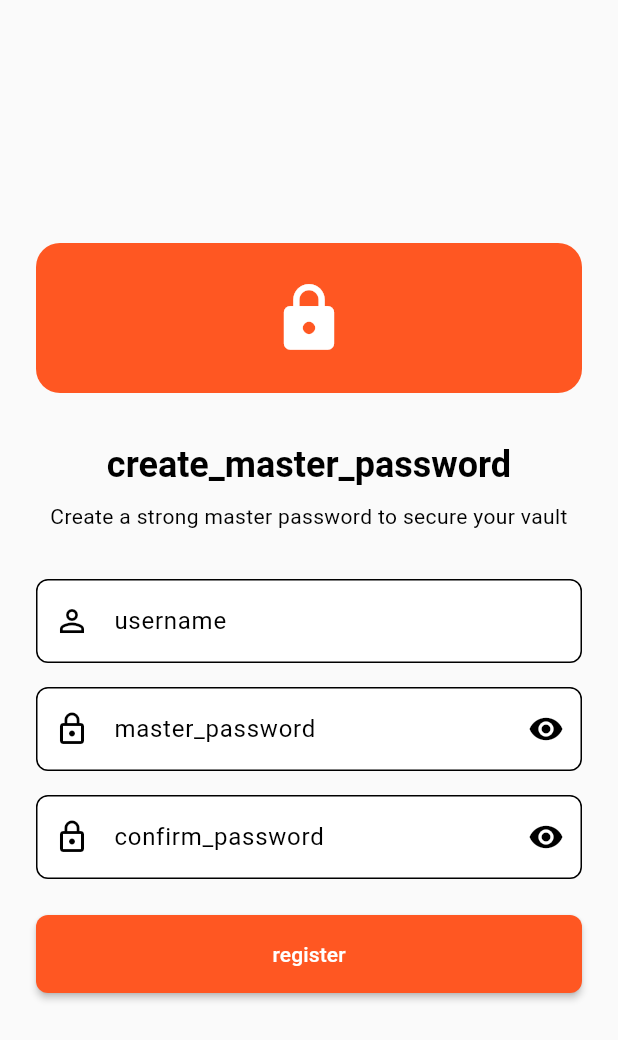
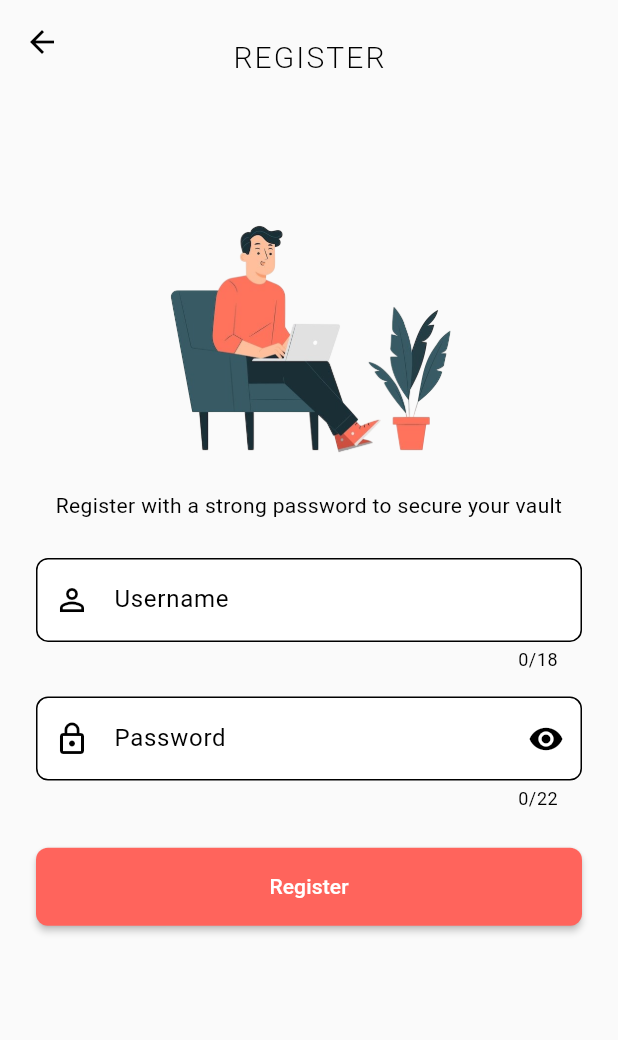
Before and after one commit to henry-azer/vault-it-app, a Flutter app: the RegisterScreen screen opened by its route, on a phone screen of 412 x 824 dp. Shown: the top 1040 px of the screen. Run offline on Flutter 3.47's test engine with Material 3 defaults, Android fonts, the phone set to English and light mode, and no system bars; our stand-ins replace file_picker, flutter_native_splash, get_it, package_info_plus, permission_handler, share_plus and 3 more; accounts and stored records are empty.

Commit message:
implement login and register features

```diff
--- a/lib/core/utils/app_assets_manager.dart
+++ b/lib/core/utils/app_assets_manager.dart
@@ -4,12 +4,15 @@ class AppImageAssets {
   static const String henry = '$imgPath/henry.jpg';
   static const String male = '$imgPath/male.png';
   static const String female = '$imgPath/female.png';
+
   static const String lightLogo = '$imgPath/dark_logo.png';
   static const String darkLogo = '$imgPath/light_logo.png';
   static const String onboarding1 = '$imgPath/onboarding_1.png';
   static const String onboarding2 = '$imgPath/onboarding_2.png';
   static const String onboarding3 = '$imgPath/onboarding_3.png';
   static const String signup = '$imgPath/signup.png';
+  static const String signin = '$imgPath/signin.png';
+
   static const String signupSuccess = '$imgPath/signup_success.png';
   static const String biometric = '$imgPath/biometric.png';
   static const String pin = '$imgPath/pin.png';
--- a/lib/core/utils/app_colors.dart
+++ b/lib/core/utils/app_colors.dart
@@ -2,7 +2,7 @@ import 'package:flutter/material.dart';
 
 class AppColors {
   // Light Theme
-  static const Color lightPrimary = Color(0xFFFF5722);
+  static const Color lightPrimary = Color(0xFFFF645C);
   static const Color lightOnPrimary = Color(0xFFFFFFFF);
   static const Color lightSecondary = Color(0xFFFF9800);
   static const Color lightOnSecondary = Color(0xFFFFFFFF);
@@ -28,6 +28,8 @@ class AppColors {
   static const Color darkOnError = Color(0xFF000000);
 
   // Shared
+  static const Color snackbarError = Color(0xFFB00020);
+  static const Color snackbarSuccess = Color(0xFF3B7315);
   static const MaterialColor primarySwatch = MaterialColor(
     0xFFFF5722,
     <int, Color>{
--- a/lib/core/utils/app_local_storage_strings.dart
+++ b/lib/core/utils/app_local_storage_strings.dart
@@ -2,11 +2,11 @@ class AppLocalStorageKeys {
   static const String databaseName = 'pass_vault_it.db';
   static const String passwordsTable = 'passwords';
   static const String appData = 'app_data';
-  static const String masterPassword = 'master_password';
+  static const String userData = 'user_data';
+  static const String password = 'user_password';
   static const String isOnboardingCompleted = 'is_onboarding_completed';
   static const String themeMode = 'theme_mode';
   static const String isAuthenticated = 'is_authenticated';
-  static const String userPreferences = 'user_preferences';
   static const String selectedLanguage = 'selected_language';
   static const String tempPasswordId = 'temp_password_id';
   static const String lastBackupDate = 'last_backup_date';
--- a/lib/core/utils/app_strings.dart
+++ b/lib/core/utils/app_strings.dart
@@ -16,24 +16,21 @@ class AppStrings {
   static const String success = "success";
   static const String close = "close";
   static const String done = "done";
-  static const String continueText = "continue"; // 'continue' is a reserved keyword
+  // static const String continueText = "continue";
 
   // Auth
   static const String login = "login";
+  static const String loginSubtitle = "login_subtitle";
   static const String register = "register";
+  static const String registerSubtitle = "register_subtitle";
+  static const String accountCreationSuccess = "account_creation_success";
+  static const String accountCreationError = "account_creation_error";
   static const String logout = "logout";
-  static const String logoutConfirmation = "logout_confirmation";
   static const String password = "password";
+  static const String changePassword = "change_password";
+  static const String currentPassword = "current_password";
   static const String confirmPassword = "confirm_password";
-  static const String masterPassword = "master_password";
-  static const String createMasterPassword = "create_master_password";
-  static const String enterMasterPassword = "enter_master_password";
-  static const String currentPassword = "current_password";
   static const String newPassword = "new_password";
-  static const String passwordRequired = "password_required";
-  static const String passwordsDoNotMatch = "passwords_do_not_match";
-  static const String authenticationRequired = "authentication_required";
-  static const String unlockVault = "unlock_vault";
 
   // Vault
   static const String vault = "vault";
@@ -80,7 +77,6 @@ class AppStrings {
   static const String security = "security";
   static const String biometricAuth = "biometric_auth";
   static const String autoLock = "auto_lock";
-  static const String changePassword = "change_password";
   static const String changeMasterPassword = "change_master_password";
   static const String dataManagement = "data_management";
   static const String vaultStatistics = "vault_statistics";
@@ -168,7 +164,13 @@ class AppStrings {
   // Validation
   static const String validationTitleRequired = "validation_title_required";
   static const String validationUsernameRequired = "validation_username_required";
+  static const String validationUsernameMinLength = "validation_username_min_length";
+  static const String validationUsernameMaxLength = "validation_username_max_length";
+  static const String validationPasswordInvalid = "validation_password_invalid";
   static const String validationPasswordRequired = "validation_password_required";
+  static const String validationPasswordMinLength = "validation_password_min_length";
+  static const String validationPasswordMaxLength = "validation_password_max_length";
+  static const String validationPasswordDoNotMatch = "validation_password_do_not_match";
   static const String validationUrlInvalid = "validation_url_invalid";
 
 
--- a/lib/data/entities/user.dart
+++ b/lib/data/entities/user.dart
@@ -1,7 +1,7 @@
 class User {
   final String id;
   final String username;
-  final String masterPassword;
+  final String password;
   final bool isAuthenticated;
   final bool isOnboardingCompleted;
   final DateTime createdDate;
@@ -9,7 +9,7 @@ class User {
   const User({
     required this.id,
     required this.username,
-    required this.masterPassword,
+    required this.password,
     required this.isAuthenticated,
     required this.isOnboardingCompleted,
     required this.createdDate,
@@ -19,7 +19,7 @@ class User {
     return {
       'id': id,
       'username': username,
-      'masterPassword': masterPassword,
+      'password': password,
       'isAuthenticated': isAuthenticated,
       'isOnboardingCompleted': isOnboardingCompleted,
       'createdDate': createdDate.toIso8601String(),
@@ -30,7 +30,7 @@ class User {
     return User(
       id: map['id'] ?? '',
       username: map['username'] ?? '',
-      masterPassword: map['masterPassword'] ?? '',
+      password: map['password'] ?? '',
       isAuthenticated: map['isAuthenticated'] ?? false,
       isOnboardingCompleted: map['isOnboardingCompleted'] ?? false,
       createdDate: DateTime.parse(map['createdDate'] ?? DateTime.now().toIso8601String()),
@@ -40,7 +40,7 @@ class User {
   User copyWith({
     String? id,
     String? username,
-    String? masterPassword,
+    String? password,
     bool? isAuthenticated,
     bool? isOnboardingCompleted,
     DateTime? createdDate,
@@ -48,7 +48,7 @@ class User {
     return User(
       id: id ?? this.id,
       username: username ?? this.username,
-      masterPassword: masterPassword ?? this.masterPassword,
+      password: password ?? this.password,
       isAuthenticated: isAuthenticated ?? this.isAuthenticated,
       isOnboardingCompleted: isOnboardingCompleted ?? this.isOnboardingCompleted,
       createdDate: createdDate ?? this.createdDate,
--- a/lib/features/auth/presentation/providers/auth_provider.dart
+++ b/lib/features/auth/presentation/providers/auth_provider.dart
@@ -6,9 +6,9 @@ import '../../../../data/entities/user.dart';
 class AuthProvider with ChangeNotifier {
   late UserLocalDataSource _userLocalDataSource;
   bool _isAuthenticated = false;
+  bool _obscurePassword = true;
   bool _isLoading = false;
-  bool _obscurePassword = true;
-  String? _masterPassword;
+  String? _userPassword;
   User? _currentUser;
 
   AuthProvider() {
@@ -20,13 +20,13 @@ class AuthProvider with ChangeNotifier {
   bool get isAuthenticated => _isAuthenticated;
   bool get isLoading => _isLoading;
   bool get obscurePassword => _obscurePassword;
-  String? get masterPassword => _masterPassword;
+  String? get userPassword => _userPassword;
   User? get currentUser => _currentUser;
 
   void _loadAuthenticationStatus() async {
     try {
       _isAuthenticated = await _userLocalDataSource.isAuthenticated();
-      _masterPassword = await _userLocalDataSource.getMasterPassword();
+      _userPassword = await _userLocalDataSource.getUserPassword();
       _currentUser = await _userLocalDataSource.getUser();
       notifyListeners();
     } catch (e) {
@@ -37,12 +37,12 @@ class AuthProvider with ChangeNotifier {
   Future<bool> login(String password) async {
     _setLoading(true);
     try {
-      final storedPassword = await _userLocalDataSource.getMasterPassword();
+      final storedPassword = await _userLocalDataSource.getUserPassword();
 
       if (storedPassword == password) {
         await _userLocalDataSource.setAuthenticated(true);
         _isAuthenticated = true;
-        _masterPassword = password;
+        _userPassword = password;
         notifyListeners();
         return true;
       }
@@ -58,14 +58,14 @@ class AuthProvider with ChangeNotifier {
   Future<bool> register(String username, String password) async {
     _setLoading(true);
     try {
-      await _userLocalDataSource.setMasterPassword(password);
+      await _userLocalDataSource.setUserPassword(password);
       await _userLocalDataSource.setAuthenticated(true);
 
       // Create user entity
       final user = User(
         id: DateTime.now().millisecondsSinceEpoch.toString(),
         username: username,
-        masterPassword: password,
+        password: password,
         isAuthenticated: true,
         isOnboardingCompleted: true,
         createdDate: DateTime.now(),
@@ -74,7 +74,7 @@ class AuthProvider with ChangeNotifier {
       await _userLocalDataSource.setUser(user);
 
       _isAuthenticated = true;
-      _masterPassword = password;
+      _userPassword= password;
       _currentUser = user;
       notifyListeners();
       return true;
@@ -89,21 +89,21 @@ class AuthProvider with ChangeNotifier {
   Future<bool> changePassword(String currentPassword, String newPassword) async {
     _setLoading(true);
     try {
-      final storedPassword = await _userLocalDataSource.getMasterPassword();
+      final storedPassword = await _userLocalDataSource.getUserPassword();
 
       if (storedPassword != currentPassword) {
         return false;
       }
 
-      await _userLocalDataSource.setMasterPassword(newPassword);
+      await _userLocalDataSource.setUserPassword(newPassword);
 
       if (_currentUser != null) {
-        final updatedUser = _currentUser!.copyWith(masterPassword: newPassword);
+        final updatedUser = _currentUser!.copyWith(password: newPassword);
         await _userLocalDataSource.setUser(updatedUser);
         _currentUser = updatedUser;
       }
 
-      _masterPassword = newPassword;
+      _userPassword = newPassword;
       notifyListeners();
       return true;
     } catch (e) {
@@ -134,9 +134,9 @@ class AuthProvider with ChangeNotifier {
     notifyListeners();
   }
 
-  Future<bool> hasMasterPassword() async {
+  Future<bool> hasPassword() async {
     try {
-      final password = await _userLocalDataSource.getMasterPassword();
+      final password = await _userLocalDataSource.getUserPassword();
       return password != null && password.isNotEmpty;
     } catch (e) {
       debugPrint('Error checking master password: $e');
@@ -160,7 +160,7 @@ class AuthProvider with ChangeNotifier {
       return isOnboarded;
     } catch (e) {
       debugPrint('Error checking first time user: $e');
-      return true; // Default to true to show onboarding/registration
+      return false;
     }
   }
 
@@ -170,7 +170,7 @@ class AuthProvider with ChangeNotifier {
       return user != null;
     } catch (e) {
       debugPrint('Error checking first time user: $e');
-      return true; // Default to true to show onboarding/registration
+      return false;
     }
   }
 
@@ -178,7 +178,7 @@ class AuthProvider with ChangeNotifier {
     try {
       await _userLocalDataSource.clearUserData();
       _isAuthenticated = false;
-      _masterPassword = null;
+      _userPassword = null;
       _currentUser = null;
       notifyListeners();
     } catch (e) {
--- a/lib/features/auth/presentation/screens/change_password_screen.dart
+++ b/lib/features/auth/presentation/screens/change_password_screen.dart
@@ -4,7 +4,7 @@ import '../../../../data/datasources/user_local_datasource.dart';
 import '../../../../core/utils/app_strings.dart';
 
 class ChangePasswordScreen extends StatefulWidget {
-  const ChangePasswordScreen({Key? key}) : super(key: key);
+  const ChangePasswordScreen({super.key});
 
   @override
   State<ChangePasswordScreen> createState() => _ChangePasswordScreenState();
@@ -136,7 +136,7 @@ class _ChangePasswordScreenState extends State<ChangePasswordScreen> {
     });
 
     try {
-      final storedPassword = await _userLocalDataSource.getMasterPassword();
+      final storedPassword = await _userLocalDataSource.getUserPassword();
 
       if (storedPassword != _currentPasswordController.text) {
         if (mounted) {
@@ -150,7 +150,7 @@ class _ChangePasswordScreenState extends State<ChangePasswordScreen> {
         return;
       }
 
-      await _userLocalDataSource.setMasterPassword(_newPasswordController.text);
+      await _userLocalDataSource.setUserPassword(_newPasswordController.text);
 
       if (mounted) {
         ScaffoldMessenger.of(context).showSnackBar(
--- a/lib/features/auth/presentation/screens/register_screen.dart
+++ b/lib/features/auth/presentation/screens/register_screen.dart
@@ -1,24 +1,27 @@
 import 'package:flutter/material.dart';
+import 'package:pass_vault_it/config/localization/app_localization.dart';
+import 'package:pass_vault_it/config/routes/app_routes.dart';
+import 'package:pass_vault_it/core/utils/app_assets_manager.dart';
+import 'package:pass_vault_it/core/utils/app_colors.dart';
+import 'package:pass_vault_it/core/utils/app_strings.dart';
+import 'package:pass_vault_it/features/auth/presentation/providers/auth_provider.dart';
 import 'package:provider/provider.dart';
-import '../../../../config/routes/app_routes.dart';
-import '../../../../core/utils/app_strings.dart';
-import '../../../onboarding/presentation/providers/onboarding_provider.dart';
-import '../providers/auth_provider.dart';
 
 class RegisterScreen extends StatefulWidget {
-  const RegisterScreen({Key? key}) : super(key: key);
+  const RegisterScreen({super.key});
 
   @override
   State<RegisterScreen> createState() => _RegisterScreenState();
 }
 
 class _RegisterScreenState extends State<RegisterScreen> {
-  final _formKey = GlobalKey<FormState>();
+  final GlobalKey<FormState> _formKey = GlobalKey<FormState>();
+  final GlobalKey<FormFieldState> _usernameKey = GlobalKey<FormFieldState>();
+  final GlobalKey<FormFieldState> _passwordKey = GlobalKey<FormFieldState>();
   final _usernameController = TextEditingController();
   final _passwordController = TextEditingController();
-  final _confirmPasswordController = TextEditingController();
   bool _obscurePassword = true;
-  bool _obscureConfirmPassword = true;
+  bool _isRegistering = false;
 
   @override
   void initState() {
@@ -28,7 +31,21 @@ class _RegisterScreenState extends State<RegisterScreen> {
   @override
   Widget build(BuildContext context) {
     return Scaffold(
+      appBar: AppBar(
+          backgroundColor: Theme.of(context).scaffoldBackgroundColor,
+          title: Padding(
+            padding: const EdgeInsets.only(top: 20),
+            child: Text(
+              AppStrings.register.tr.toUpperCase(),
+              style: TextStyle(
+                fontSize: 20,
+                letterSpacing: 1.4,
+                fontWeight: FontWeight.w300,
+              ),
+            ),
+          )),
       body: SafeArea(
+        child: SingleChildScrollView(
           child: Padding(
             padding: const EdgeInsets.all(24.0),
             child: Form(
@@ -37,62 +54,52 @@ class _RegisterScreenState extends State<RegisterScreen> {
                 mainAxisAlignment: MainAxisAlignment.center,
                 crossAxisAlignment: CrossAxisAlignment.stretch,
                 children: [
-                // Logo
-                Container(
-                  width: 100,
-                  height: 100,
-                  decoration: BoxDecoration(
-                    color: Theme.of(context).primaryColor,
-                    borderRadius: BorderRadius.circular(16),
+                  SizedBox(height: MediaQuery.of(context).size.height * 0.03),
+                  Image.asset(
+                    AppImageAssets.signup,
+                    height: MediaQuery.of(context).size.height * 0.25,
                   ),
-                  child: const Icon(
-                    Icons.lock,
-                    size: 50,
-                    color: Colors.white,
-                  ),
-                ),
-                const SizedBox(height: 32),
+                  SizedBox(height: MediaQuery.of(context).size.height * 0.02),
                   Text(
-                  AppStrings.createMasterPassword,
-                  style: Theme.of(context).textTheme.headlineSmall?.copyWith(
-                    fontWeight: FontWeight.bold,
-                  ),
-                  textAlign: TextAlign.center,
-                ),
-                const SizedBox(height: 8),
-                Text(
-                  'Create a strong master password to secure your vault',
+                    AppStrings.registerSubtitle.tr,
                     style: Theme.of(context).textTheme.bodyMedium,
                     textAlign: TextAlign.center,
                   ),
-                const SizedBox(height: 32),
-                // Username Field
+                  SizedBox(height: MediaQuery.of(context).size.height * 0.03),
                   TextFormField(
+                    maxLength: 18,
+                    key: _usernameKey,
                     controller: _usernameController,
-                  decoration: const InputDecoration(
-                    labelText: AppStrings.username,
+                    decoration: InputDecoration(
+                      labelText: AppStrings.username.tr,
                       prefixIcon: Icon(Icons.person_outline),
                     ),
                     validator: (value) {
                       if (value == null || value.trim().isEmpty) {
-                      return 'Please enter a username';
+                        return AppStrings.validationUsernameRequired.tr;
                       }
                       if (value.trim().length < 3) {
-                      return 'Username must be at least 3 characters';
+                        return AppStrings.validationUsernameMinLength.tr;
                       }
                       return null;
                     },
+                    onChanged: (value) {
+                      _usernameKey.currentState?.validate();
+                    },
                   ),
-                const SizedBox(height: 16),
-                // Password Field
+                  SizedBox(height: MediaQuery.of(context).size.height * 0.02),
                   TextFormField(
+                    maxLength: 22,
+                    key: _passwordKey,
                     controller: _passwordController,
                     obscureText: _obscurePassword,
                     decoration: InputDecoration(
-                    labelText: AppStrings.masterPassword,
+                      labelText: AppStrings.password.tr,
                       prefixIcon: const Icon(Icons.lock_outline),
                       suffixIcon: IconButton(
-                      icon: Icon(_obscurePassword ? Icons.visibility : Icons.visibility_off),
+                        icon: Icon(_obscurePassword
+                            ? Icons.visibility
+                            : Icons.visibility_off),
                         onPressed: () {
                           setState(() {
                             _obscurePassword = !_obscurePassword;
@@ -102,59 +109,46 @@ class _RegisterScreenState extends State<RegisterScreen> {
                     ),
                     validator: (value) {
                       if (value == null || value.isEmpty) {
-                      return 'Please enter a master password';
+                        return AppStrings.validationPasswordRequired.tr;
                       }
-                    if (value.length < 8) {
-                      return 'Password must be at least 8 characters';
+                      if (value.trim().length < 3) {
+                        return AppStrings.validationPasswordMinLength.tr;
                       }
                       return null;
                     },
-                ),
-                const SizedBox(height: 16),
-                TextFormField(
-                  controller: _confirmPasswordController,
-                  obscureText: _obscureConfirmPassword,
-                  decoration: InputDecoration(
-                    labelText: AppStrings.confirmPassword,
-                    prefixIcon: const Icon(Icons.lock_outline),
-                    suffixIcon: IconButton(
-                      icon: Icon(_obscureConfirmPassword ? Icons.visibility : Icons.visibility_off),
-                      onPressed: () {
-                        setState(() {
-                          _obscureConfirmPassword = !_obscureConfirmPassword;
-                        });
+                    onChanged: (value) {
+                      _passwordKey.currentState?.validate();
                     },
                   ),
-                  ),
-                  validator: (value) {
-                    if (value == null || value.isEmpty) {
-                      return 'Please confirm your password';
-                    }
-                    if (value != _passwordController.text) {
-                      return 'Passwords do not match';
-                    }
-                    return null;
-                  },
-                ),
-                const SizedBox(height: 24),
+                  SizedBox(height: MediaQuery.of(context).size.height * 0.03),
                   Consumer<AuthProvider>(
                     builder: (context, authProvider, child) {
                       return ElevatedButton(
-                      onPressed: authProvider.isLoading ? null : _register,
+                        onPressed: _isRegistering ? null : _register,
                         style: ElevatedButton.styleFrom(
                           padding: const EdgeInsets.symmetric(vertical: 16),
                         ),
-                      child: authProvider.isLoading
+                        child: _isRegistering
                             ? const SizedBox(
                                 height: 20,
                                 width: 20,
-                              child: CircularProgressIndicator(strokeWidth: 2),
+                                child: CircularProgressIndicator(
+                                  strokeWidth: 2,
+                                  color: Colors.white,
+                                ),
                               )
-                          : const Text(AppStrings.register),
+                            : Text(
+                                AppStrings.register.tr,
+                                style: Theme.of(context)
+                                    .textTheme
+                                    .titleSmall
+                                    ?.copyWith(color: Colors.white),
+                              ),
                       );
                     },
                   ),
                 ],
+              ),
             ),
           ),
         ),
@@ -165,8 +159,11 @@ class _RegisterScreenState extends State<RegisterScreen> {
   Future<void> _register() async {
     if (!_formKey.currentState!.validate()) return;
 
+    setState(() {
+      _isRegistering = true;
+    });
+
     final authProvider = Provider.of<AuthProvider>(context, listen: false);
-
     final success = await authProvider.register(
       _usernameController.text.trim(),
       _passwordController.text,
@@ -174,23 +171,28 @@ class _RegisterScreenState extends State<RegisterScreen> {
 
     if (mounted) {
       if (success) {
-        final onboardingProvider = Provider.of<OnboardingProvider>(context, listen: false);
-        await onboardingProvider.completeOnboarding();
+        await authProvider.login(_passwordController.text);
         ScaffoldMessenger.of(context).showSnackBar(
-          const SnackBar(
-            content: Text('Account created successfully!'),
-            backgroundColor: Colors.green,
+          SnackBar(
+            content: Text(AppStrings.accountCreationSuccess.tr),
+            backgroundColor: AppColors.snackbarSuccess,
           ),
         );
-        Navigator.pushReplacementNamed(context, Routes.app);
+        Navigator.pushReplacementNamed(context, Routes.login);
       } else {
         ScaffoldMessenger.of(context).showSnackBar(
-          const SnackBar(
-            content: Text('Failed to create account. Please try again.'),
-            backgroundColor: Colors.red,
+          SnackBar(
+            content: Text(AppStrings.accountCreationError.tr),
+            backgroundColor: AppColors.snackbarError,
           ),
         );
       }
+    }
+
+    if (mounted) {
+      setState(() {
+        _isRegistering = false;
+      });
     }
   }
 
@@ -198,7 +200,6 @@ class _RegisterScreenState extends State<RegisterScreen> {
   void dispose() {
     _usernameController.dispose();
     _passwordController.dispose();
-    _confirmPasswordController.dispose();
     super.dispose();
   }
 }
```
Also changed, not shown: assets/lang/en.json (+12 -6 lines), lib/data/datasources/user_local_datasource.dart (+15 -13 lines), lib/features/auth/presentation/screens/login_screen.dart (+61 -40 lines), lib/features/onboarding/presentation/screens/onboarding_screen.dart (+4 -4 lines), lib/features/splash/presentation/screens/splash_screen.dart (+5 -6 lines), assets/images/signin.png (added), assets/images/signup.png (added). Lines whose indentation alone changed are shown as unchanged.
